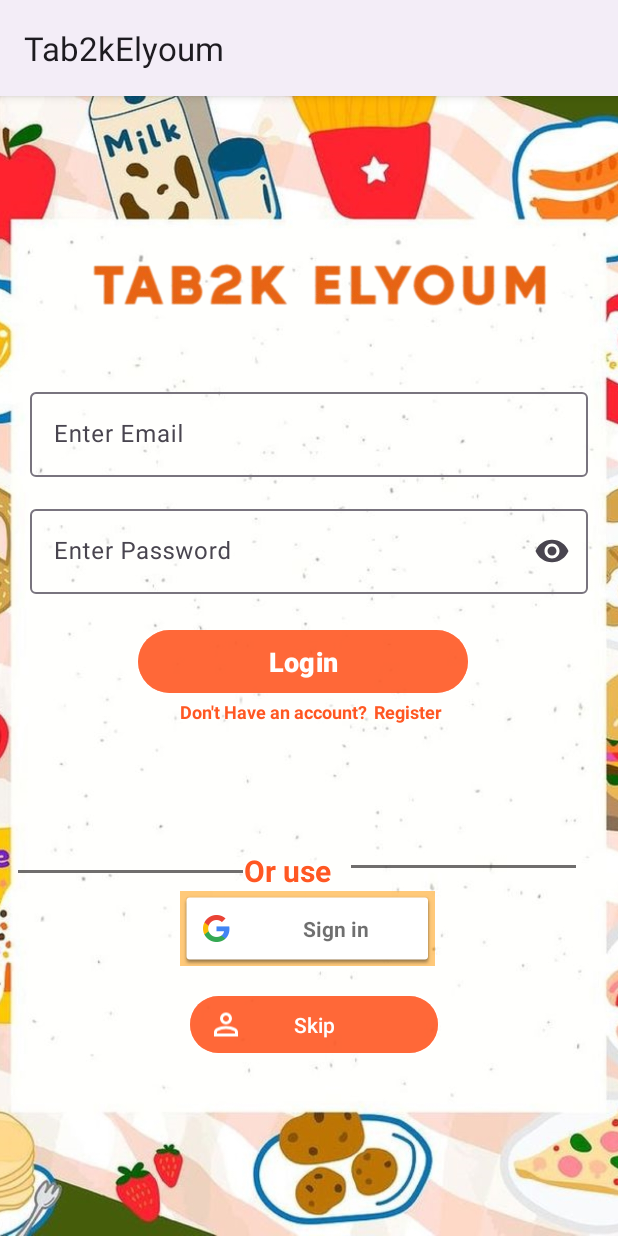
After one commit to rehamelsayeddd/Tab2K-Elyoum, an Android app: the SignInFragment screen opened through its navigation route, on a phone screen of 412 x 824 dp. The commit adds this screen. Run offline under Robolectric (Android 15) with nearby library versions, the phone set to English and light mode, and no system bars.

Commit message:
login screen created

```diff
--- a/Tab2kElyoum/app/build.gradle.kts
+++ b/Tab2kElyoum/app/build.gradle.kts
@@ -37,6 +37,7 @@ dependencies {
     implementation(libs.material)
     implementation(libs.activity)
     implementation(libs.constraintlayout)
+    implementation(libs.play.services.base)
     testImplementation(libs.junit)
     androidTestImplementation(libs.ext.junit)
     androidTestImplementation(libs.espresso.core)
--- /dev/null
+++ b/Tab2kElyoum/app/src/main/java/com/example/tab2kelyoum/SignInFragment.java
@@ -0,0 +1,29 @@
+package com.example.tab2kelyoum;
+
+import android.os.Bundle;
+
+import androidx.fragment.app.Fragment;
+
+import android.view.LayoutInflater;
+import android.view.View;
+import android.view.ViewGroup;
+
+
+public class SignInFragment extends Fragment {
+
+
+
+
+    @Override
+    public void onCreate(Bundle savedInstanceState) {
+        super.onCreate(savedInstanceState);
+
+    }
+
+    @Override
+    public View onCreateView(LayoutInflater inflater, ViewGroup container,
+                             Bundle savedInstanceState) {
+        // Inflate the layout for this fragment
+        return inflater.inflate(R.layout.fragment_sign_in, container, false);
+    }
+}
--- a/Tab2kElyoum/app/src/main/java/com/example/tab2kelyoum/SplashScreenFragment.java
+++ b/Tab2kElyoum/app/src/main/java/com/example/tab2kelyoum/SplashScreenFragment.java
@@ -5,7 +5,11 @@ import android.os.Bundle;
 import androidx.annotation.NonNull;
 import androidx.annotation.Nullable;
 import androidx.fragment.app.Fragment;
+import androidx.navigation.NavController;
+import androidx.navigation.Navigation;
 
+import android.os.Handler;
+import android.os.Looper;
 import android.view.LayoutInflater;
 import android.view.View;
 import android.view.ViewGroup;
@@ -33,5 +37,10 @@ public class SplashScreenFragment extends Fragment {
     public void onViewCreated(@NonNull View view, @Nullable Bundle savedInstanceState) {
         super.onViewCreated(view, savedInstanceState);
         gifImageView = view.findViewById(R.id.gif_food);
+
+        new Handler(Looper.getMainLooper()).postDelayed(() -> {
+            NavController navController = Navigation.findNavController(view);
+            navController.navigate(R.id.action_splashScreenFragment_to_signInFragment);
+        }, 15000); // 10000 milliseconds = 10 seconds
     }
-}
+    }
--- /dev/null
+++ b/Tab2kElyoum/app/src/main/res/drawable/person.xml
@@ -0,0 +1,9 @@
+<vector xmlns:android="http://schemas.android.com/apk/res/android"
+    android:width="24dp"
+    android:height="24dp"
+    android:viewportWidth="960"
+    android:viewportHeight="960">
+  <path
+      android:pathData="M480,480q-66,0 -113,-47t-47,-113q0,-66 47,-113t113,-47q66,0 113,47t47,113q0,66 -47,113t-113,47ZM160,800v-112q0,-34 17.5,-62.5T224,582q62,-31 126,-46.5T480,520q66,0 130,15.5T736,582q29,15 46.5,43.5T800,688v112L160,800ZM240,720h480v-32q0,-11 -5.5,-20T700,654q-54,-27 -109,-40.5T480,600q-56,0 -111,13.5T260,654q-9,5 -14.5,14t-5.5,20v32ZM480,400q33,0 56.5,-23.5T560,320q0,-33 -23.5,-56.5T480,240q-33,0 -56.5,23.5T400,320q0,33 23.5,56.5T480,400ZM480,320ZM480,720Z"
+      android:fillColor="#FFFFFF"/>
+</vector>
--- /dev/null
+++ b/Tab2kElyoum/app/src/main/res/layout/fragment_sign_in.xml
@@ -0,0 +1,181 @@
+<?xml version="1.0" encoding="utf-8"?>
+<androidx.constraintlayout.widget.ConstraintLayout xmlns:android="http://schemas.android.com/apk/res/android"
+    xmlns:app="http://schemas.android.com/apk/res-auto"
+    xmlns:tools="http://schemas.android.com/tools"
+    android:layout_width="match_parent"
+    android:layout_height="match_parent"
+    tools:context=".SignInFragment">
+
+
+    <ImageView
+        android:id="@+id/background"
+        android:layout_width="match_parent"
+        android:layout_height="match_parent"
+        android:scaleType="centerCrop"
+        android:src="@drawable/backgroundsigninresize"
+        app:layout_constraintBottom_toBottomOf="parent"
+        app:layout_constraintEnd_toEndOf="parent"
+        app:layout_constraintHorizontal_bias="1.0"
+        app:layout_constraintStart_toStartOf="parent"
+        app:layout_constraintTop_toTopOf="parent"
+        app:layout_constraintVertical_bias="0.0" />
+
+    <ImageView
+        android:id="@+id/logo"
+        android:layout_width="330dp"
+        android:layout_height="68dp"
+        android:layout_marginStart="48dp"
+        android:layout_marginTop="92dp"
+        android:src="@drawable/logo"
+        app:layout_constraintStart_toStartOf="parent"
+        app:layout_constraintTop_toTopOf="parent" />
+
+    <com.google.android.material.textfield.TextInputLayout
+        android:id="@+id/textInputLayoutEmail"
+        android:layout_width="0dp"
+        android:layout_height="wrap_content"
+        android:layout_marginStart="20dp"
+        android:layout_marginTop="32dp"
+        android:layout_marginEnd="20dp"
+        android:hint="@string/Enter_email"
+        app:layout_constraintEnd_toEndOf="parent"
+        app:layout_constraintStart_toStartOf="parent"
+        app:layout_constraintTop_toBottomOf="@+id/logo">
+
+        <com.google.android.material.textfield.TextInputEditText
+            android:id="@+id/et_email"
+            android:layout_width="match_parent"
+            android:layout_height="wrap_content"
+            android:backgroundTint="@android:color/transparent"
+            android:inputType="textEmailAddress" />
+    </com.google.android.material.textfield.TextInputLayout>
+
+
+    <com.google.android.material.textfield.TextInputLayout
+        android:id="@+id/textInputLayoutPassword"
+        android:layout_width="0dp"
+        android:layout_height="wrap_content"
+        android:layout_marginStart="20dp"
+        android:layout_marginTop="16dp"
+        android:layout_marginEnd="20dp"
+        android:hint="@string/Enter_password"
+        app:endIconMode="password_toggle"
+        app:layout_constraintEnd_toEndOf="parent"
+        app:layout_constraintStart_toStartOf="parent"
+        app:layout_constraintTop_toBottomOf="@+id/textInputLayoutEmail">
+
+        <com.google.android.material.textfield.TextInputEditText
+            android:id="@+id/et_password"
+            android:layout_width="match_parent"
+            android:layout_height="wrap_content"
+            android:backgroundTint="@android:color/transparent"
+            android:inputType="textPassword" />
+    </com.google.android.material.textfield.TextInputLayout>
+
+
+    <Button
+        android:id="@+id/btn_signInWithEmailAndPassword"
+        android:layout_width="220dp"
+        android:layout_height="50dp"
+        android:layout_marginStart="92dp"
+        android:layout_marginTop="20dp"
+        android:backgroundTint="#ADFF5722"
+        android:text="@string/login"
+        android:textColor="@android:color/white"
+        android:textSize="18sp"
+        android:textStyle="bold"
+        app:layout_constraintStart_toStartOf="parent"
+        app:layout_constraintTop_toBottomOf="@+id/textInputLayoutPassword" />
+
+    <com.google.android.gms.common.SignInButton
+        android:id="@+id/btn_signInWithGoogle"
+        android:layout_width="170dp"
+        android:layout_height="50dp"
+        android:layout_marginStart="120dp"
+        android:layout_marginTop="4dp"
+        android:background="#85FF9800"
+        app:layout_constraintStart_toStartOf="parent"
+        app:layout_constraintTop_toBottomOf="@+id/textvieworuse" />
+
+    <TextView
+        android:id="@+id/textView4"
+        android:layout_width="wrap_content"
+        android:layout_height="wrap_content"
+        android:layout_marginStart="120dp"
+        android:text="@string/donthave_account"
+        android:textColor="#FF5722"
+        android:textSize="12sp"
+        android:textStyle="bold"
+        app:layout_constraintStart_toStartOf="parent"
+        app:layout_constraintTop_toBottomOf="@+id/btn_signInWithEmailAndPassword" />
+
+    <TextView
+        android:id="@+id/buttonSignIn"
+        android:layout_width="wrap_content"
+        android:layout_height="wrap_content"
+        android:layout_marginStart="4dp"
+        android:text="@string/register"
+        android:textColor="#FF5722"
+        android:textSize="12sp"
+        android:textStyle="bold"
+        app:layout_constraintBottom_toBottomOf="@+id/textView4"
+        app:layout_constraintStart_toEndOf="@+id/textView4" />
+
+
+
+    <View
+        android:id="@+id/divider"
+        android:layout_width="150dp"
+        android:layout_height="2dp"
+        android:layout_marginStart="12dp"
+        android:layout_marginBottom="8dp"
+        android:background="#9F1B1717"
+        app:layout_constraintBottom_toBottomOf="@+id/textvieworuse"
+        app:layout_constraintStart_toStartOf="parent" />
+
+    <View
+        android:id="@+id/divider1"
+        android:layout_width="150dp"
+        android:layout_height="2dp"
+        android:layout_marginEnd="28dp"
+        android:layout_marginBottom="15dp"
+        android:background="#9F1B1717"
+        app:layout_constraintBottom_toTopOf="@+id/btn_signInWithGoogle"
+        app:layout_constraintEnd_toEndOf="parent" />
+
+    <TextView
+        android:id="@+id/textvieworuse"
+        android:layout_width="63dp"
+        android:layout_height="23dp"
+        android:layout_marginTop="84dp"
+        android:layout_marginEnd="158dp"
+        android:text="@string/oruse"
+        android:textColor="#FF5722"
+        android:textSize="20sp"
+        android:textStyle="bold"
+        app:layout_constraintEnd_toEndOf="@+id/divider1"
+        app:layout_constraintStart_toEndOf="@+id/divider"
+        app:layout_constraintTop_toBottomOf="@+id/textView4" />
+
+    <Button
+        android:id="@+id/btn_loginasguest"
+        android:layout_width="165dp"
+        android:layout_height="46dp"
+        android:layout_marginTop="16dp"
+        android:layout_marginEnd="120dp"
+        android:backgroundTint="#ADFF5722"
+        android:text="@string/skip"
+        app:layout_constraintEnd_toEndOf="parent"
+        app:layout_constraintTop_toBottomOf="@+id/btn_signInWithGoogle" />
+
+    <ImageView
+        android:id="@+id/imageView"
+        android:layout_width="24dp"
+        android:layout_height="30dp"
+        android:layout_marginStart="12dp"
+        android:layout_marginTop="8dp"
+        android:src="@drawable/person"
+        app:layout_constraintStart_toStartOf="@+id/btn_loginasguest"
+        app:layout_constraintTop_toTopOf="@+id/btn_loginasguest" />
+
+</androidx.constraintlayout.widget.ConstraintLayout>
--- a/Tab2kElyoum/app/src/main/res/navigation/nav_graph.xml
+++ b/Tab2kElyoum/app/src/main/res/navigation/nav_graph.xml
@@ -8,5 +8,13 @@
     <fragment
         android:id="@+id/splashScreenFragment"
         android:name="com.example.tab2kelyoum.SplashScreenFragment"
-        tools:layout="@layout/fragment_splash_screen" />
+        tools:layout="@layout/fragment_splash_screen" >
+        <action
+            android:id="@+id/action_splashScreenFragment_to_signInFragment"
+            app:destination="@id/signInFragment" />
+    </fragment>
+    <fragment
+        android:id="@+id/signInFragment"
+        android:name="com.example.tab2kelyoum.SignInFragment"
+        tools:layout="@layout/fragment_sign_in" />
 </navigation>
--- a/Tab2kElyoum/app/src/main/res/values/strings.xml
+++ b/Tab2kElyoum/app/src/main/res/values/strings.xml
@@ -2,4 +2,12 @@
     <string name="app_name">Tab2kElyoum</string>
     <!-- TODO: Remove or change this placeholder text -->
     <string name="hello_blank_fragment">Hello blank fragment</string>
+    <string name="Enter_email">Enter Email</string>
+    <string name="enter_password" />
+    <string name="Enter_password">Enter Password</string>
+    <string name="login">Login</string>
+    <string name="donthave_account">Don\'t Have an account?</string>
+    <string name="register">Register</string>
+    <string name="oruse">Or use</string>
+    <string name="skip">Skip</string>
 </resources>
--- a/Tab2kElyoum/gradle/libs.versions.toml
+++ b/Tab2kElyoum/gradle/libs.versions.toml
@@ -7,6 +7,7 @@ appcompat = "1.7.0"
 material = "1.12.0"
 activity = "1.9.1"
 constraintlayout = "2.1.4"
+playServicesBase = "18.5.0"
 
 [libraries]
 junit = { group = "junit", name = "junit", version.ref = "junit" }
@@ -16,6 +17,7 @@ appcompat = { group = "androidx.appcompat", name = "appcompat", version.ref = "a
 material = { group = "com.google.android.material", name = "material", version.ref = "material" }
 activity = { group = "androidx.activity", name = "activity", version.ref = "activity" }
 constraintlayout = { group = "androidx.constraintlayout", name = "constraintlayout", version.ref = "constraintlayout" }
+play-services-base = { group = "com.google.android.gms", name = "play-services-base", version.ref = "playServicesBase" }
 
 [plugins]
 android-application = { id = "com.android.application", version.ref = "agp" }
```
Also changed, not shown: Tab2kElyoum/app/src/main/res/drawable/backgroundsigninresize.jpg (added), Tab2kElyoum/app/src/main/res/drawable/logo.png (added).
